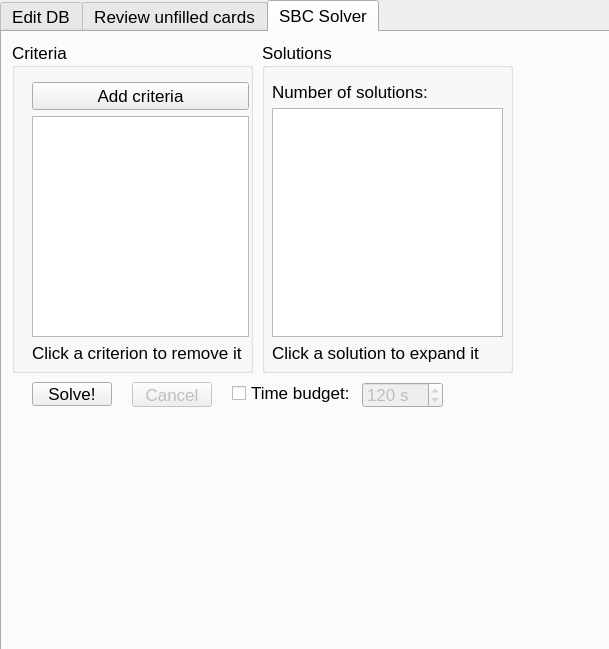
The window that helper.ui (Bethoth/FUT_Helper) describes before a commit, drawn with Qt 5.
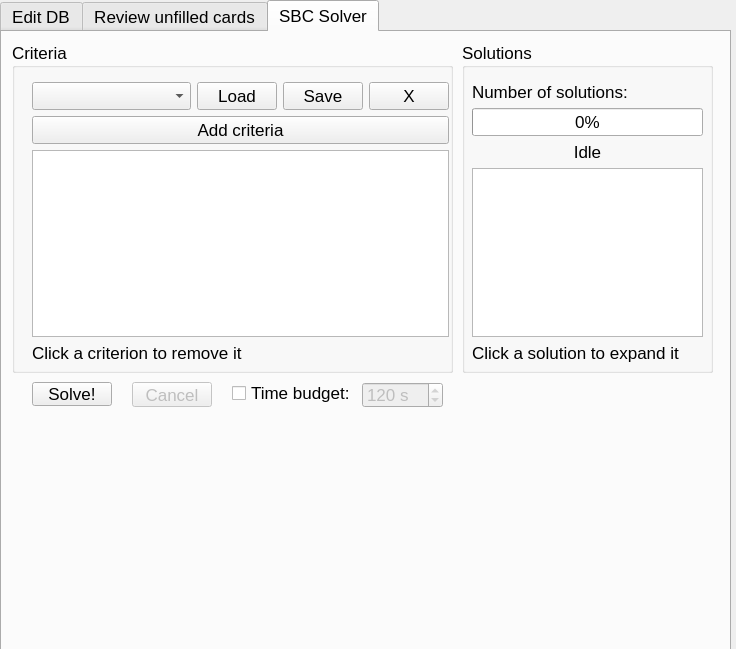
The same window after the commit.

Patch:
```diff
--- a/helper.ui
+++ b/helper.ui
@@ -9,7 +9,7 @@
    <rect>
     <x>0</x>
     <y>0</y>
-    <width>609</width>
+    <width>736</width>
     <height>649</height>
    </rect>
   </property>
@@ -45,7 +45,7 @@
      <rect>
       <x>0</x>
       <y>0</y>
-      <width>611</width>
+      <width>731</width>
       <height>651</height>
      </rect>
     </property>
@@ -858,7 +858,7 @@
        <rect>
         <x>10</x>
         <y>10</y>
-        <width>241</width>
+        <width>441</width>
         <height>331</height>
        </rect>
       </property>
@@ -873,7 +873,7 @@
         <rect>
          <x>20</x>
          <y>40</y>
-         <width>217</width>
+         <width>417</width>
          <height>281</height>
         </rect>
        </property>
@@ -881,14 +881,48 @@
         <item>
          <layout class="QHBoxLayout" name="horizontalLayout">
           <item>
-           <widget class="QPushButton" name="add_button">
+           <widget class="QComboBox" name="saved_sbc_combobox">
+            <property name="sizePolicy">
+             <sizepolicy hsizetype="Expanding" vsizetype="Fixed">
+              <horstretch>0</horstretch>
+              <verstretch>0</verstretch>
+             </sizepolicy>
+            </property>
+           </widget>
+          </item>
+          <item>
+           <widget class="QPushButton" name="load_sbc_button">
             <property name="text">
-             <string>Add criteria</string>
+             <string>Load</string>
+            </property>
+           </widget>
+          </item>
+          <item>
+           <widget class="QPushButton" name="save_sbc_button">
+            <property name="text">
+             <string>Save</string>
+            </property>
+           </widget>
+          </item>
+          <item>
+           <widget class="QPushButton" name="delete_sbc_button">
+            <property name="toolTip">
+             <string>Delete selected SBC</string>
+            </property>
+            <property name="text">
+             <string>X</string>
             </property>
            </widget>
           </item>
          </layout>
         </item>
+        <item>
+         <widget class="QPushButton" name="add_button">
+          <property name="text">
+           <string>Add criteria</string>
+          </property>
+         </widget>
+        </item>
         <item>
          <widget class="QListWidget" name="criteria_listwidget"/>
         </item>
@@ -918,7 +952,7 @@
      <widget class="QGroupBox" name="solutions_groupbox">
       <property name="geometry">
        <rect>
-        <x>260</x>
+        <x>460</x>
         <y>10</y>
         <width>251</width>
         <height>331</height>
@@ -961,6 +995,23 @@
           </item>
          </layout>
         </item>
+        <item>
+         <widget class="QProgressBar" name="solve_progress_bar">
+          <property name="value">
+           <number>0</number>
+          </property>
+         </widget>
+        </item>
+        <item>
+         <widget class="QLabel" name="solve_progress_label">
+          <property name="text">
+           <string>Idle</string>
+          </property>
+          <property name="alignment">
+           <set>Qt::AlignmentFlag::AlignCenter</set>
+          </property>
+         </widget>
+        </item>
         <item>
          <widget class="QListWidget" name="solutions_listwidget"/>
         </item>
```
Left out of the diff: 2 changed lines with no effect on the pictures.
